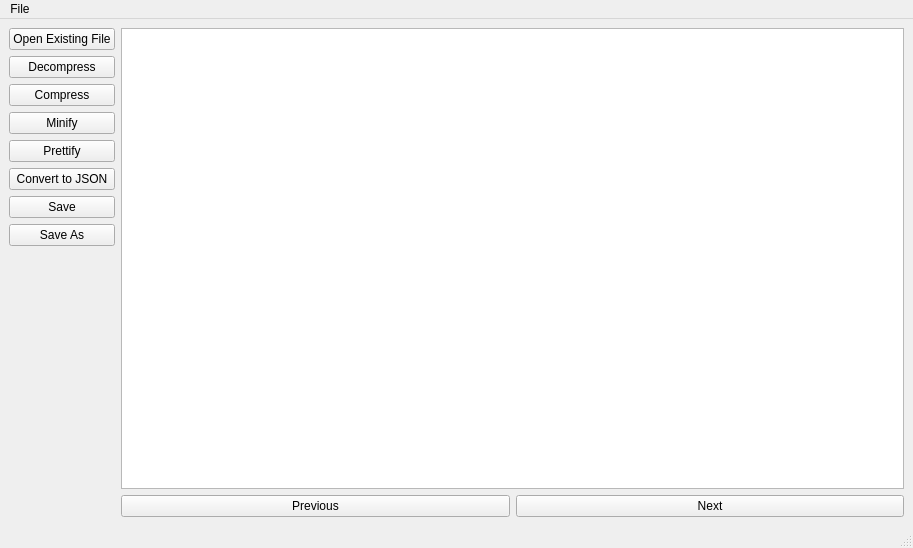
Qt form XML_textEditor/mainwindow.ui (AmrAhmed11/XML_TextEditor) before a commit.
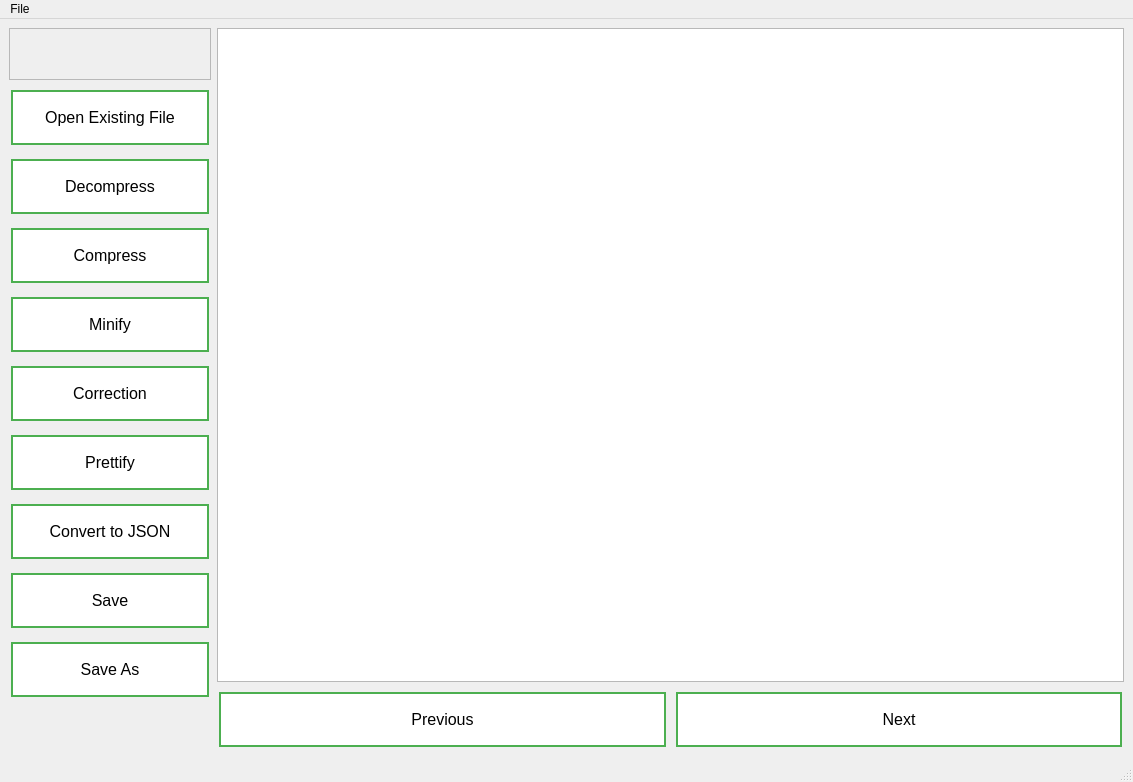
The same form after that commit.

Commit message: GUI and ERROR correction/detection &&& syntax highlighter

The edit to the form file:
```diff
--- a/XML_textEditor/mainwindow.ui
+++ b/XML_textEditor/mainwindow.ui
@@ -6,8 +6,8 @@
    <rect>
     <x>0</x>
     <y>0</y>
-    <width>913</width>
-    <height>548</height>
+    <width>1133</width>
+    <height>782</height>
    </rect>
   </property>
   <property name="mouseTracking">
@@ -22,18 +22,46 @@
      <layout class="QHBoxLayout" name="horizontalLayout_2">
       <item>
        <layout class="QVBoxLayout" name="verticalLayout_2">
+        <item>
+         <widget class="QTextEdit" name="textEdit_2">
+          <property name="enabled">
+           <bool>false</bool>
+          </property>
+          <property name="styleSheet">
+           <string notr="true">QTextEdit{
+max-width : 200px;
+max-height : 50px;
+}
+</string>
+          </property>
+         </widget>
+        </item>
         <item>
          <widget class="QPushButton" name="openbtn">
+          <property name="enabled">
+           <bool>true</bool>
+          </property>
           <property name="styleSheet">
-           <string notr="true">.openbtn {
+           <string notr="true">QPushButton {
   background-color: #4CAF50; /* Green */
   border: none;
   color: white;
-  padding: 15px 32px;
+  padding: 16px 32px;
   text-align: center;
   text-decoration: none;
-  display: inline-block;
   font-size: 16px;
+  margin: 4px 2px;
+}
+
+QPushButton {
+  background-color: white; 
+  color: black; 
+  border: 2px solid #4CAF50;
+}
+
+QPushButton:hover {
+  background-color: #4CAF50;
+  color: white;
 }</string>
           </property>
           <property name="text">
@@ -43,6 +71,29 @@
         </item>
         <item>
          <widget class="QPushButton" name="Decompressbtn">
+          <property name="styleSheet">
+           <string notr="true">QPushButton {
+  background-color: #4CAF50; /* Green */
+  border: none;
+  color: white;
+  padding: 16px 32px;
+  text-align: center;
+  text-decoration: none;
+  font-size: 16px;
+  margin: 4px 2px;
+}
+
+QPushButton {
+  background-color: white; 
+  color: black; 
+  border: 2px solid #4CAF50;
+}
+
+QPushButton:hover {
+  background-color: #4CAF50;
+  color: white;
+}</string>
+          </property>
           <property name="text">
            <string>Decompress</string>
           </property>
@@ -50,6 +101,29 @@
         </item>
         <item>
          <widget class="QPushButton" name="Compressbtn">
+          <property name="styleSheet">
+           <string notr="true">QPushButton {
+  background-color: #4CAF50; /* Green */
+  border: none;
+  color: white;
+  padding: 16px 32px;
+  text-align: center;
+  text-decoration: none;
+  font-size: 16px;
+  margin: 4px 2px;
+}
+
+QPushButton {
+  background-color: white; 
+  color: black; 
+  border: 2px solid #4CAF50;
+}
+
+QPushButton:hover {
+  background-color: #4CAF50;
+  color: white;
+}</string>
+          </property>
           <property name="text">
            <string>Compress</string>
           </property>
@@ -57,13 +131,89 @@
         </item>
         <item>
          <widget class="QPushButton" name="minifybtn">
+          <property name="styleSheet">
+           <string notr="true">QPushButton {
+  background-color: #4CAF50; /* Green */
+  border: none;
+  color: white;
+  padding: 16px 32px;
+  text-align: center;
+  text-decoration: none;
+  font-size: 16px;
+  margin: 4px 2px;
+}
+
+QPushButton {
+  background-color: white; 
+  color: black; 
+  border: 2px solid #4CAF50;
+}
+
+QPushButton:hover {
+  background-color: #4CAF50;
+  color: white;
+}</string>
+          </property>
           <property name="text">
            <string>Minify</string>
           </property>
          </widget>
         </item>
+        <item>
+         <widget class="QPushButton" name="Correctionbtn">
+          <property name="styleSheet">
+           <string notr="true">QPushButton {
+  background-color: #4CAF50; /* Green */
+  border: none;
+  color: white;
+  padding: 16px 32px;
+  text-align: center;
+  text-decoration: none;
+  font-size: 16px;
+  margin: 4px 2px;
+}
+
+QPushButton {
+  background-color: white; 
+  color: black; 
+  border: 2px solid #4CAF50;
+}
+
+QPushButton:hover {
+  background-color: #4CAF50;
+  color: white;
+}</string>
+          </property>
+          <property name="text">
+           <string>Correction</string>
+          </property>
+         </widget>
+        </item>
         <item>
          <widget class="QPushButton" name="Prettifybtn">
+          <property name="styleSheet">
+           <string notr="true">QPushButton {
+  background-color: #4CAF50; /* Green */
+  border: none;
+  color: white;
+  padding: 16px 32px;
+  text-align: center;
+  text-decoration: none;
+  font-size: 16px;
+  margin: 4px 2px;
+}
+
+QPushButton {
+  background-color: white; 
+  color: black; 
+  border: 2px solid #4CAF50;
+}
+
+QPushButton:hover {
+  background-color: #4CAF50;
+  color: white;
+}</string>
+          </property>
           <property name="text">
            <string>Prettify</string>
           </property>
@@ -71,6 +221,29 @@
         </item>
         <item>
          <widget class="QPushButton" name="Convertbtn">
+          <property name="styleSheet">
+           <string notr="true">QPushButton {
+  background-color: #4CAF50; /* Green */
+  border: none;
+  color: white;
+  padding: 16px 32px;
+  text-align: center;
+  text-decoration: none;
+  font-size: 16px;
+  margin: 4px 2px;
+}
+
+QPushButton {
+  background-color: white; 
+  color: black; 
+  border: 2px solid #4CAF50;
+}
+
+QPushButton:hover {
+  background-color: #4CAF50;
+  color: white;
+}</string>
+          </property>
           <property name="text">
            <string>Convert to JSON</string>
           </property>
@@ -78,6 +251,29 @@
         </item>
         <item>
          <widget class="QPushButton" name="save">
+          <property name="styleSheet">
+           <string notr="true">QPushButton {
+  background-color: #4CAF50; /* Green */
+  border: none;
+  color: white;
+  padding: 16px 32px;
+  text-align: center;
+  text-decoration: none;
+  font-size: 16px;
+  margin: 4px 2px;
+}
+
+QPushButton {
+  background-color: white; 
+  color: black; 
+  border: 2px solid #4CAF50;
+}
+
+QPushButton:hover {
+  background-color: #4CAF50;
+  color: white;
+}</string>
+          </property>
           <property name="text">
            <string>Save</string>
           </property>
@@ -85,6 +281,29 @@
         </item>
         <item>
          <widget class="QPushButton" name="SaveAsbtn">
+          <property name="styleSheet">
+           <string notr="true">QPushButton {
+  background-color: #4CAF50; /* Green */
+  border: none;
+  color: white;
+  padding: 16px 32px;
+  text-align: center;
+  text-decoration: none;
+  font-size: 16px;
+  margin: 4px 2px;
+}
+
+QPushButton {
+  background-color: white; 
+  color: black; 
+  border: 2px solid #4CAF50;
+}
+
+QPushButton:hover {
+  background-color: #4CAF50;
+  color: white;
+}</string>
+          </property>
           <property name="text">
            <string>Save As</string>
           </property>
@@ -108,27 +327,76 @@
       <item>
        <layout class="QVBoxLayout" name="verticalLayout">
         <item>
-         <layout class="QVBoxLayout" name="verticalLayout_3">
+         <widget class="QTextEdit" name="textEdit">
+          <property name="styleSheet">
+           <string notr="true">QTextBrowser{
+font-family: &quot;Times New Roman&quot;, Times, serif;
+font-size: 25px;
+}</string>
+          </property>
+         </widget>
+        </item>
+        <item>
+         <layout class="QHBoxLayout" name="horizontalLayout">
           <item>
-           <widget class="QTextEdit" name="textEdit"/>
+           <widget class="QPushButton" name="Previousbtn">
+            <property name="styleSheet">
+             <string notr="true">QPushButton {
+  background-color: #4CAF50; /* Green */
+  border: none;
+  color: white;
+  padding: 16px 32px;
+  text-align: center;
+  text-decoration: none;
+  font-size: 16px;
+  margin: 4px 2px;
+}
+
+QPushButton {
+  background-color: white; 
+  color: black; 
+  border: 2px solid #4CAF50;
+}
+
+QPushButton:hover {
+  background-color: #4CAF50;
+  color: white;
+}</string>
+            </property>
+            <property name="text">
+             <string>Previous</string>
+            </property>
+           </widget>
           </item>
           <item>
-           <layout class="QHBoxLayout" name="horizontalLayout">
-            <item>
-             <widget class="QPushButton" name="Previousbtn">
-              <property name="text">
-               <string>Previous</string>
-              </property>
-             </widget>
-            </item>
-            <item>
-             <widget class="QPushButton" name="Nextbtn">
-              <property name="text">
-               <string>Next</string>
-              </property>
-             </widget>
-            </item>
-           </layout>
+           <widget class="QPushButton" name="Nextbtn">
+            <property name="styleSheet">
+             <string notr="true">QPushButton {
+  background-color: #4CAF50; /* Green */
+  border: none;
+  color: white;
+  padding: 16px 32px;
+  text-align: center;
+  text-decoration: none;
+  font-size: 16px;
+  margin: 4px 2px;
+}
+
+QPushButton {
+  background-color: white; 
+  color: black; 
+  border: 2px solid #4CAF50;
+}
+
+QPushButton:hover {
+  background-color: #4CAF50;
+  color: white;
+}</string>
+            </property>
+            <property name="text">
+             <string>Next</string>
+            </property>
+           </widget>
           </item>
          </layout>
         </item>
@@ -143,7 +411,7 @@
     <rect>
      <x>0</x>
      <y>0</y>
-     <width>913</width>
+     <width>1133</width>
      <height>26</height>
     </rect>
    </property>
```
Left out of the diff: 7 changed lines with no effect on the pictures. The commit also changes 10 other files.
